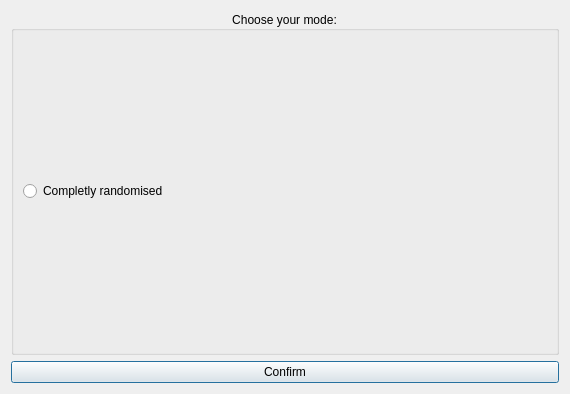
The window that card_view/mode_chooser.ui (Szybet/sanki) describes before a commit, drawn with Qt 5.
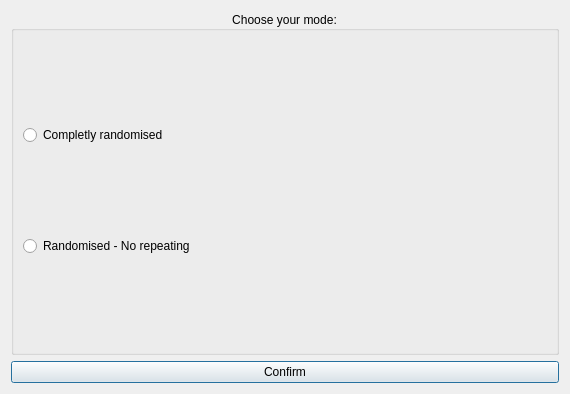
The same window after the commit.

Commit message: another mode added - Random without repetitions

Patch:
```diff
--- a/card_view/mode_chooser.ui
+++ b/card_view/mode_chooser.ui
@@ -50,6 +50,13 @@
           </property>
          </widget>
         </item>
+        <item>
+         <widget class="QRadioButton" name="ButtonRandomNR">
+          <property name="text">
+           <string>Randomised - No repeating</string>
+          </property>
+         </widget>
+        </item>
        </layout>
       </widget>
      </item>
```
The commit also changes 5 other files.
